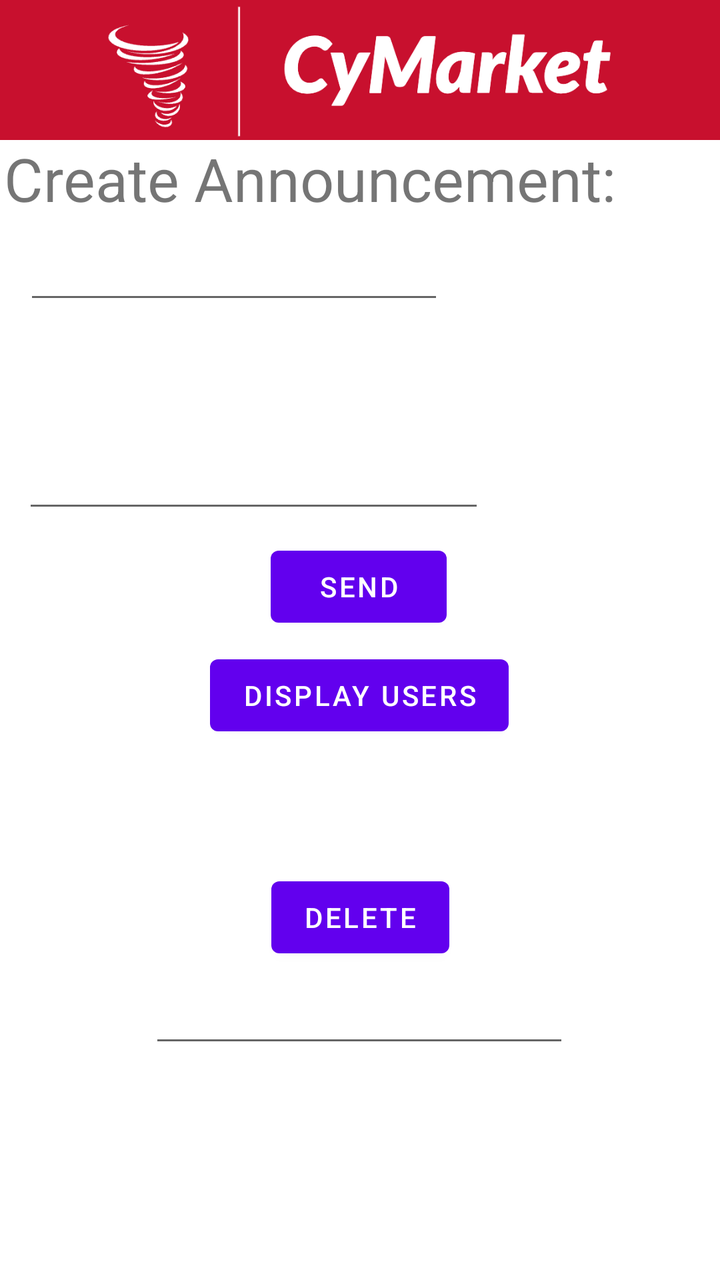
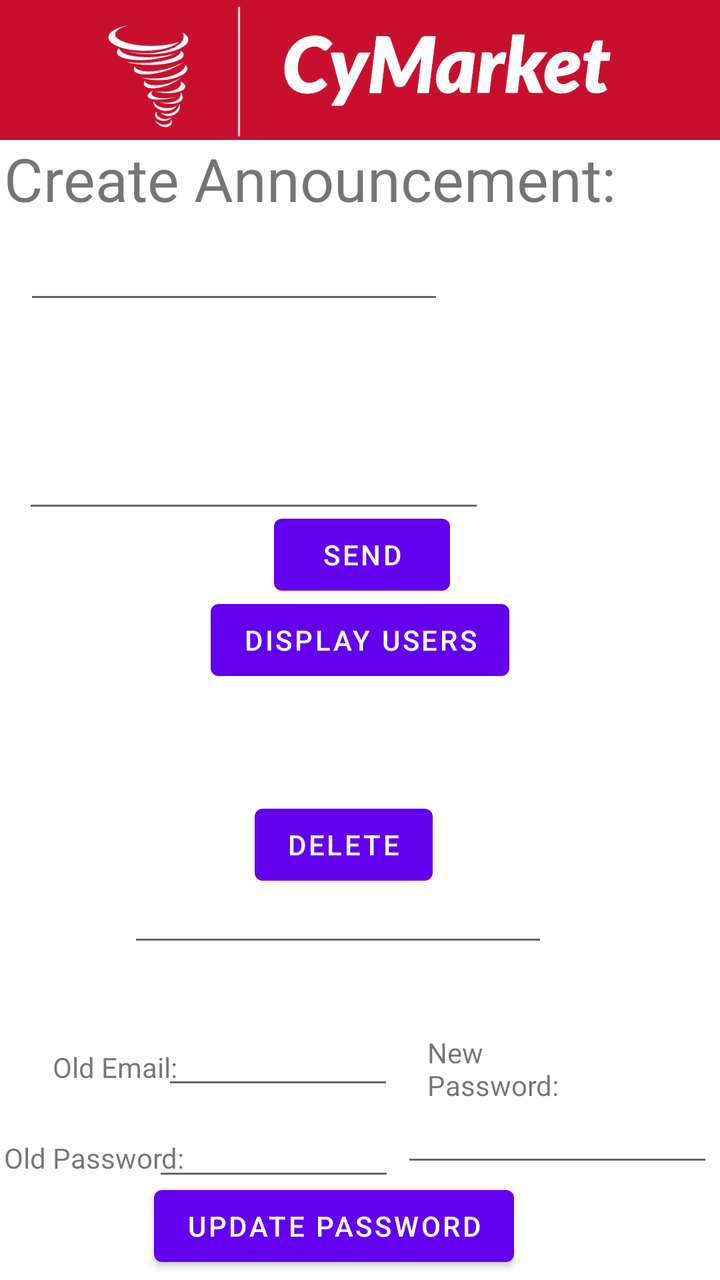

Compare the two renders of this Android layout. The source of the first and the diff that turns it into the second are given below.
<!-- AndroidManifest.xml: application theme Theme.AndroidExample -->
<!-- res/layout/activity_main_feed_admin.xml -->
<?xml version="1.0" encoding="utf-8"?>
<androidx.drawerlayout.widget.DrawerLayout
    xmlns:android="http://schemas.android.com/apk/res/android"
    xmlns:app="http://schemas.android.com/apk/res-auto"
    xmlns:tools="http://schemas.android.com/tools"
    android:layout_width="match_parent"
    android:layout_height="match_parent"
    android:id="@+id/drawer"
    android:fitsSystemWindows="true"
    tools:context=".MainFeedAdmin">


    <androidx.coordinatorlayout.widget.CoordinatorLayout
        android:id="@+id/main_content"
        android:layout_width="match_parent"
        android:layout_height="match_parent">

        <com.google.android.material.appbar.AppBarLayout
            android:id="@+id/appbar"
            android:layout_width="match_parent"
            android:layout_height="wrap_content"
            android:theme="@style/ThemeOverlay.AppCompat.Dark.ActionBar">


        </com.google.android.material.appbar.AppBarLayout>


        <androidx.constraintlayout.widget.ConstraintLayout
            android:id="@+id/constraintLayout"
            android:layout_width="match_parent"

            android:layout_height="match_parent"
            app:layout_anchor="@+id/constraintLayout"
            app:layout_anchorGravity="center">

            <EditText
                android:id="@+id/announcementText"
                android:layout_width="231dp"
                android:layout_height="100dp"
                android:layout_gravity="center_vertical"
                android:ems="10"
                android:inputType="text"
                app:layout_constraintBottom_toBottomOf="parent"
                app:layout_constraintEnd_toEndOf="parent"
                app:layout_constraintHorizontal_bias="0.088"
                app:layout_constraintStart_toStartOf="parent"
                app:layout_constraintTop_toTopOf="parent"
                app:layout_constraintVertical_bias="0.299" />
<androidx.coordinatorlayout.widget.CoordinatorLayout
    android:layout_width="match_parent"
    android:layout_height="match_parent">
    <androidx.constraintlayout.widget.ConstraintLayout
        android:layout_width="match_parent"
        android:layout_height="match_parent">

        <EditText
            android:id="@+id/deleteTxt"
            android:layout_width="wrap_content"
            android:layout_height="wrap_content"
            android:ems="10"
            android:inputType="text"
            app:layout_constraintBottom_toBottomOf="parent"
            app:layout_constraintEnd_toEndOf="parent"
            app:layout_constraintHorizontal_bias="0.497"
            app:layout_constraintStart_toStartOf="parent"
            app:layout_constraintTop_toTopOf="parent"
            app:layout_constraintVertical_bias="0.814" />
    </androidx.constraintlayout.widget.ConstraintLayout>


</androidx.coordinatorlayout.widget.CoordinatorLayout>

            <Button
                android:id="@+id/sendMsgBtn"
                android:layout_width="wrap_content"
                android:layout_height="wrap_content"
                android:text="Send"
                app:layout_constraintBottom_toBottomOf="parent"
                app:layout_constraintEnd_toEndOf="parent"
                app:layout_constraintHorizontal_bias="0.498"
                app:layout_constraintStart_toStartOf="parent"
                app:layout_constraintTop_toTopOf="parent"
                app:layout_constraintVertical_bias="0.455" />

            <Button
                android:id="@+id/displayUsersBtn"
                android:layout_width="wrap_content"
                android:layout_height="wrap_content"
                android:text="Display Users"
                app:layout_constraintBottom_toBottomOf="parent"
                app:layout_constraintEnd_toEndOf="parent"
                app:layout_constraintHorizontal_bias="0.498"
                app:layout_constraintStart_toStartOf="parent"
                app:layout_constraintTop_toTopOf="parent"
                app:layout_constraintVertical_bias="0.547" />

            <TextView
                android:id="@+id/createAnnouncement"
                android:layout_width="wrap_content"
                android:layout_height="wrap_content"
                android:text="Create Announcement: "
                android:textSize="30sp"
                app:layout_constraintBottom_toBottomOf="parent"
                app:layout_constraintEnd_toEndOf="parent"
                app:layout_constraintHorizontal_bias="0.045"
                app:layout_constraintStart_toStartOf="parent"
                app:layout_constraintTop_toTopOf="parent"
                app:layout_constraintVertical_bias="0.115" />

            <EditText
                android:id="@+id/DescTitle"
                android:layout_width="wrap_content"
                android:layout_height="wrap_content"
                android:ems="10"
                android:inputType="text"
                app:layout_constraintBottom_toBottomOf="parent"
                app:layout_constraintEnd_toEndOf="parent"
                app:layout_constraintHorizontal_bias="0.079"
                app:layout_constraintStart_toStartOf="parent"
                app:layout_constraintTop_toTopOf="parent"
                app:layout_constraintVertical_bias="0.193" />


            <Button
                android:id="@+id/deleteButton"
                android:layout_width="wrap_content"
                android:layout_height="wrap_content"
                android:text="Delete"
                app:layout_constraintBottom_toBottomOf="parent"
                app:layout_constraintEnd_toEndOf="parent"
                app:layout_constraintHorizontal_bias="0.501"
                app:layout_constraintStart_toStartOf="parent"
                app:layout_constraintTop_toTopOf="parent"
                app:layout_constraintVertical_bias="0.734" />

             <TextView
                android:id="@+id/displayUsersTxt"
                android:layout_width="382dp"
                android:layout_height="72dp"
                android:text=""
                app:layout_constraintBottom_toBottomOf="parent"
                app:layout_constraintEnd_toEndOf="parent"
                app:layout_constraintHorizontal_bias="0.448"
                app:layout_constraintStart_toStartOf="parent"
                app:layout_constraintTop_toTopOf="parent"
                app:layout_constraintVertical_bias="0.64" />

        </androidx.constraintlayout.widget.ConstraintLayout>

        <androidx.appcompat.widget.Toolbar
            android:id="@+id/toolbar"
            android:layout_width="match_parent"
            android:layout_height="70dp"
            android:background="@color/cardinal"
            app:layout_scrollFlags="scroll|enterAlways"
            app:popupTheme="@style/ThemeOverlay.AppCompat.Light">

            <ImageView
                android:layout_width="wrap_content"
                android:layout_height="wrap_content"
                android:layout_gravity="center"
                android:adjustViewBounds="true"


                android:scaleType="fitCenter"
                android:src="@drawable/cymarket_logos_white">

            </ImageView>


        </androidx.appcompat.widget.Toolbar>


    </androidx.coordinatorlayout.widget.CoordinatorLayout>

    <com.google.android.material.navigation.NavigationView

        android:id="@+id/nav_view"
        android:layout_width="match_parent"
        android:layout_height="match_parent"
        android:layout_gravity="start"
        android:fitsSystemWindows="true"
        app:menu="@menu/menu_navigation_admin"
        app:headerLayout="@layout/navheader"
        >


    </com.google.android.material.navigation.NavigationView>

    <com.google.android.material.textfield.TextInputLayout
        android:layout_width="match_parent"
        android:layout_height="wrap_content"
        android:layout_margin="16dp"
        android:hint="@string/select"/>

</androidx.drawerlayout.widget.DrawerLayout>
<!-- res/layout/navheader.xml (included above) -->
<?xml version="1.0" encoding="utf-8"?>
<LinearLayout xmlns:android="http://schemas.android.com/apk/res/android"
    android:orientation="vertical"
    android:layout_width="match_parent"
    android:layout_height="150dp"
    android:background="@color/cardinal"
    android:id="@+id/navLayTop"
    android:padding="4dp"
    >

    <ImageView
        android:id="@+id/ivIconHeader"
        android:layout_width="match_parent"
        android:layout_height="100dp"
        android:src="@drawable/cymarket_logos_white"
        android:layout_margin="15dp"
        >



    </ImageView>
</LinearLayout>
<!-- resources referenced by this layout -->
<resources>
  <color name="cardinal">#C8102E</color>
  <!-- drawable cymarket_logos_white: png bitmap (drawable, 25889 bytes) -->
  <string name="select">Select Item</string>
  <style name="Theme.AndroidExample" parent="Theme.MaterialComponents.DayNight.NoActionBar">
          
          <item name="colorPrimary">@color/purple_500</item>
          <item name="colorPrimaryVariant">@color/purple_700</item>
          <item name="colorOnPrimary">@color/white</item>
          
          <item name="colorSecondary">@color/teal_200</item>
          <item name="colorSecondaryVariant">@color/teal_700</item>
          <item name="colorOnSecondary">@color/black</item>
          
          <item name="android:statusBarColor" tools:targetApi="l">?attr/colorPrimaryVariant</item>
      </style>
  <color name="purple_500">#FF6200EE</color>
  <color name="purple_700">#FF3700B3</color>
  <color name="white">#FFFFFFFF</color>
  <color name="teal_200">#FF03DAC5</color>
  <color name="teal_700">#FF018786</color>
  <color name="black">#FF000000</color>
</resources>

<!-- the commit's change to res/layout/activity_main_feed_admin.xml (unified diff, before → after) -->
@@ -49,7 +49,9 @@
 <androidx.coordinatorlayout.widget.CoordinatorLayout
     android:layout_width="match_parent"
     android:layout_height="match_parent">
+
     <androidx.constraintlayout.widget.ConstraintLayout
+        android:id="@+id/constraintLayout2"
         android:layout_width="match_parent"
         android:layout_height="match_parent">
 
@@ -61,38 +63,145 @@
             android:inputType="text"
             app:layout_constraintBottom_toBottomOf="parent"
             app:layout_constraintEnd_toEndOf="parent"
-            app:layout_constraintHorizontal_bias="0.497"
-            app:layout_constraintStart_toStartOf="parent"
-            app:layout_constraintTop_toTopOf="parent"
-            app:layout_constraintVertical_bias="0.814" />
+            app:layout_constraintHorizontal_bias="0.427"
+            app:layout_constraintStart_toStartOf="parent"
+            app:layout_constraintTop_toTopOf="parent"
+            app:layout_constraintVertical_bias="0.73" />
+
+        <EditText
+            android:id="@+id/oldPassword"
+            android:layout_width="121dp"
+            android:layout_height="35dp"
+            android:ems="10"
+            android:inputType="text"
+            app:layout_constraintBottom_toBottomOf="parent"
+            app:layout_constraintEnd_toEndOf="parent"
+            app:layout_constraintHorizontal_bias="0.32"
+            app:layout_constraintStart_toStartOf="parent"
+            app:layout_constraintTop_toTopOf="parent"
+            app:layout_constraintVertical_bias="0.926" />
+
+        <EditText
+            android:id="@+id/oldEmail"
+            android:layout_width="116dp"
+            android:layout_height="37dp"
+            android:ems="10"
+            android:inputType="text"
+            app:layout_constraintBottom_toBottomOf="parent"
+            app:layout_constraintEnd_toEndOf="parent"
+            app:layout_constraintHorizontal_bias="0.332"
+            app:layout_constraintStart_toStartOf="parent"
+            app:layout_constraintTop_toTopOf="parent"
+            app:layout_constraintVertical_bias="0.85" />
+
+        <EditText
+            android:id="@+id/newUserPassword"
+            android:layout_width="156dp"
+            android:layout_height="34dp"
+            android:ems="10"
+            android:inputType="text"
+            app:layout_constraintBottom_toBottomOf="parent"
+            app:layout_constraintEnd_toEndOf="parent"
+            app:layout_constraintHorizontal_bias="0.984"
+            app:layout_constraintStart_toStartOf="parent"
+            app:layout_constraintTop_toTopOf="parent"
+            app:layout_constraintVertical_bias="0.915" />
+
+        <Button
+            android:id="@+id/sendMsgBtn"
+            android:layout_width="wrap_content"
+            android:layout_height="wrap_content"
+            android:text="Send"
+            app:layout_constraintBottom_toBottomOf="parent"
+            app:layout_constraintEnd_toEndOf="parent"
+            app:layout_constraintHorizontal_bias="0.504"
+            app:layout_constraintStart_toStartOf="parent"
+            app:layout_constraintTop_toTopOf="parent"
+            app:layout_constraintVertical_bias="0.428" />
+
+        <TextView
+            android:id="@+id/displayUsersTxt"
+            android:layout_width="382dp"
+            android:layout_height="72dp"
+            android:text=""
+            app:layout_constraintBottom_toBottomOf="parent"
+            app:layout_constraintEnd_toEndOf="parent"
+            app:layout_constraintHorizontal_bias="0.551"
+            app:layout_constraintStart_toStartOf="parent"
+            app:layout_constraintTop_toTopOf="parent"
+            app:layout_constraintVertical_bias="0.588" />
+
+        <Button
+            android:id="@+id/deleteButton"
+            android:layout_width="wrap_content"
+            android:layout_height="wrap_content"
+            android:text="Delete"
+            app:layout_constraintBottom_toBottomOf="parent"
+            app:layout_constraintEnd_toEndOf="parent"
+            app:layout_constraintHorizontal_bias="0.47"
+            app:layout_constraintStart_toStartOf="parent"
+            app:layout_constraintTop_toTopOf="parent"
+            app:layout_constraintVertical_bias="0.673" />
+
+        <TextView
+            android:id="@+id/email"
+            android:layout_width="67dp"
+            android:layout_height="33dp"
+            android:text="Old Email:"
+            app:layout_constraintBottom_toBottomOf="parent"
+            app:layout_constraintEnd_toEndOf="parent"
+            app:layout_constraintHorizontal_bias="0.09"
+            app:layout_constraintStart_toStartOf="parent"
+            app:layout_constraintTop_toTopOf="parent"
+            app:layout_constraintVertical_bias="0.863" />
+
+        <TextView
+            android:id="@+id/newPasswordTxt"
+            android:layout_width="67dp"
+            android:layout_height="33dp"
+            android:text="New Password:"
+            app:layout_constraintBottom_toBottomOf="parent"
+            app:layout_constraintEnd_toEndOf="parent"
+            app:layout_constraintHorizontal_bias="0.729"
+            app:layout_constraintStart_toStartOf="parent"
+            app:layout_constraintTop_toTopOf="parent"
+            app:layout_constraintVertical_bias="0.851" />
+
+        <TextView
+            android:id="@+id/oldPasswordTxt"
+            android:layout_width="wrap_content"
+            android:layout_height="wrap_content"
+            android:text="Old Password:"
+            app:layout_constraintBottom_toBottomOf="parent"
+            app:layout_constraintEnd_toEndOf="parent"
+            app:layout_constraintHorizontal_bias="0.008"
+            app:layout_constraintStart_toStartOf="parent"
+            app:layout_constraintTop_toTopOf="parent"
+            app:layout_constraintVertical_bias="0.917" />
+
+        <Button
+            android:id="@+id/updatePasswordBtn"
+            android:layout_width="wrap_content"
+            android:layout_height="wrap_content"
+            android:text="Update Password"
+            app:layout_constraintBottom_toBottomOf="parent"
+            app:layout_constraintEnd_toEndOf="parent"
+            app:layout_constraintHorizontal_bias="0.427"
+            app:layout_constraintStart_toStartOf="parent"
+            app:layout_constraintTop_toTopOf="parent"
+            app:layout_constraintVertical_bias="0.995" />
     </androidx.constraintlayout.widget.ConstraintLayout>
 
+    <Button
+        android:id="@+id/displayUsersBtn"
+        android:layout_width="wrap_content"
+        android:layout_height="wrap_content"
+        android:text="Display Users"
+        app:layout_anchor="@+id/constraintLayout2"
+        app:layout_anchorGravity="center" />
+
 
 </androidx.coordinatorlayout.widget.CoordinatorLayout>
-
-            <Button
-                android:id="@+id/sendMsgBtn"
-                android:layout_width="wrap_content"
-                android:layout_height="wrap_content"
-                android:text="Send"
-                app:layout_constraintBottom_toBottomOf="parent"
-                app:layout_constraintEnd_toEndOf="parent"
-                app:layout_constraintHorizontal_bias="0.498"
-                app:layout_constraintStart_toStartOf="parent"
-                app:layout_constraintTop_toTopOf="parent"
-                app:layout_constraintVertical_bias="0.455" />
-
-            <Button
-                android:id="@+id/displayUsersBtn"
-                android:layout_width="wrap_content"
-                android:layout_height="wrap_content"
-                android:text="Display Users"
-                app:layout_constraintBottom_toBottomOf="parent"
-                app:layout_constraintEnd_toEndOf="parent"
-                app:layout_constraintHorizontal_bias="0.498"
-                app:layout_constraintStart_toStartOf="parent"
-                app:layout_constraintTop_toTopOf="parent"
-                app:layout_constraintVertical_bias="0.547" />
 
             <TextView
                 android:id="@+id/createAnnouncement"
@@ -121,30 +230,6 @@
                 app:layout_constraintVertical_bias="0.193" />
 
 
-            <Button
-                android:id="@+id/deleteButton"
-                android:layout_width="wrap_content"
-                android:layout_height="wrap_content"
-                android:text="Delete"
-                app:layout_constraintBottom_toBottomOf="parent"
-                app:layout_constraintEnd_toEndOf="parent"
-                app:layout_constraintHorizontal_bias="0.501"
-                app:layout_constraintStart_toStartOf="parent"
-                app:layout_constraintTop_toTopOf="parent"
-                app:layout_constraintVertical_bias="0.734" />
-
-             <TextView
-                android:id="@+id/displayUsersTxt"
-                android:layout_width="382dp"
-                android:layout_height="72dp"
-                android:text=""
-                app:layout_constraintBottom_toBottomOf="parent"
-                app:layout_constraintEnd_toEndOf="parent"
-                app:layout_constraintHorizontal_bias="0.448"
-                app:layout_constraintStart_toStartOf="parent"
-                app:layout_constraintTop_toTopOf="parent"
-                app:layout_constraintVertical_bias="0.64" />
-
         </androidx.constraintlayout.widget.ConstraintLayout>
 
         <androidx.appcompat.widget.Toolbar
